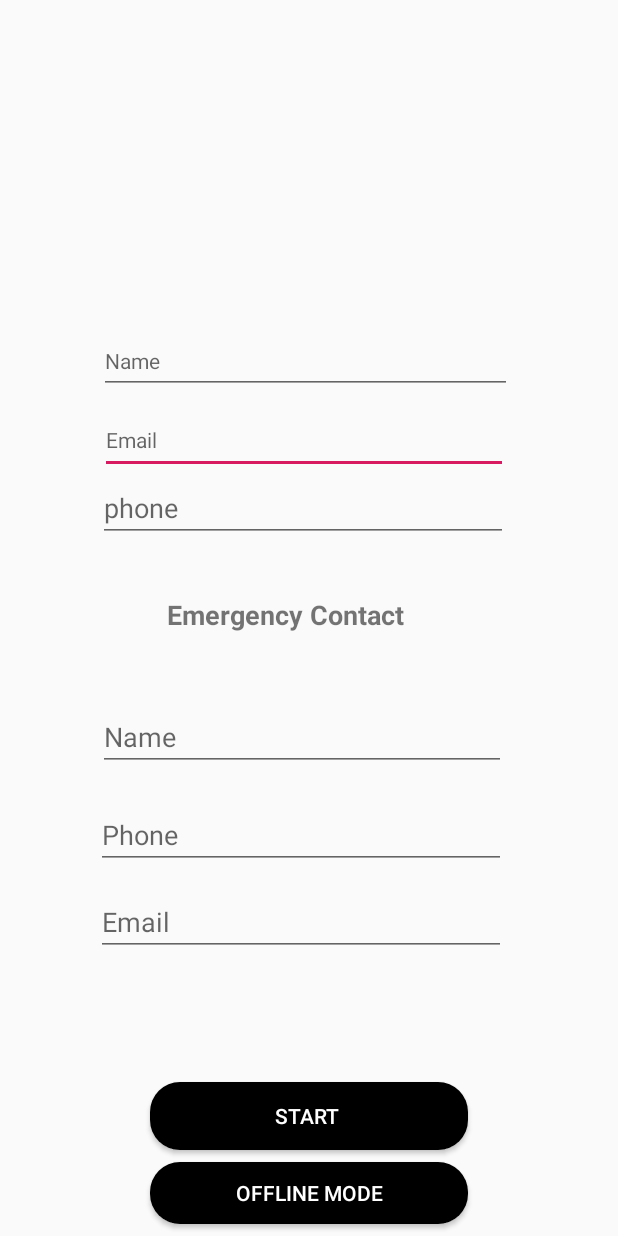
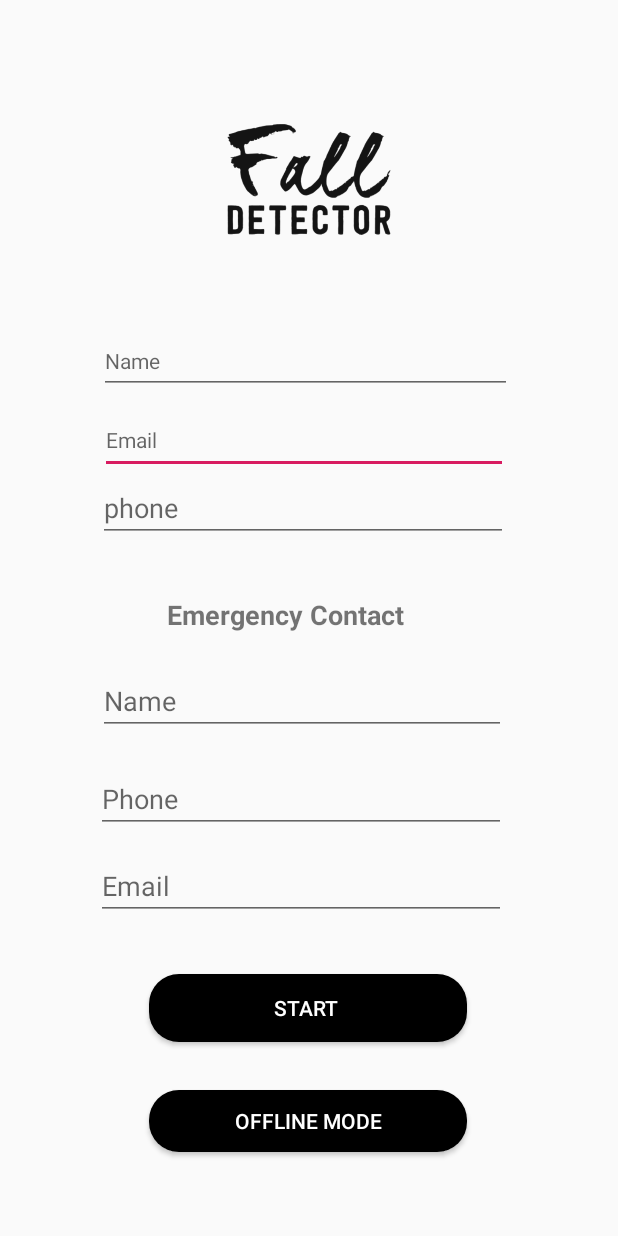
Before and after one commit to Tarun5678/HumanFallDetector, an Android app: the screen it shows after launch (MainActivity), after a tap on "START", on a phone screen of 412 x 824 dp. Run offline under Robolectric (Android 15) with nearby library versions, the phone set to English and light mode, and no system bars; our stand-ins replace Firebase (no records; nobody signed in at launch, a user with empty details on screens opened directly).

Commit message:
Added Alert feature

```diff
--- a/app/build.gradle
+++ b/app/build.gradle
@@ -37,5 +37,6 @@ dependencies {
     androidTestImplementation 'com.android.support.test:runner:1.0.2'
     androidTestImplementation 'com.android.support.test.espresso:espresso-core:3.0.2'
     implementation 'me.spark:submitbutton:1.0.1'
+    implementation 'com.google.android.gms:play-services-location:15.0.1'
 
 }
--- a/app/src/main/java/com/example/falldetector/MainActivity.java
+++ b/app/src/main/java/com/example/falldetector/MainActivity.java
@@ -15,18 +15,20 @@ import com.google.firebase.database.FirebaseDatabase;
 public class MainActivity extends AppCompatActivity {
     Button start, offlineMode;
     public static final String MY_PREFS_NAME = "myPreferences";
-    EditText name, email ,phone;
+    EditText name, email ,phone ,ecName,ecPhone,ecEmail;
     final String emailPattern = "[a-zA-Z0-9._-]+@[a-z]+\\.+[a-z]+";
     //DatabaseReference databaseReference;
     @Override
     protected void onCreate(Bundle savedInstanceState) {
         super.onCreate(savedInstanceState);
         setContentView(R.layout.activity_main);
-        //databaseReference = FirebaseDatabase.getInstance().getReference("sensorData");
         start = (Button) findViewById(R.id.submit);
         name = (EditText) findViewById(R.id.name);
         email = (EditText) findViewById(R.id.email);
         phone = (EditText) findViewById(R.id.phone);
+        ecName = (EditText)findViewById(R.id.ecName);
+        ecPhone = (EditText) findViewById(R.id.ecPhone);
+        ecEmail = (EditText) findViewById(R.id.ecEmail);
         start.setOnClickListener(new View.OnClickListener() {
             @Override
             public void onClick(View v) {
@@ -34,9 +36,15 @@ public class MainActivity extends AppCompatActivity {
                 String cName = name.getText().toString();
                 String email_ = email.getText().toString();
                 String mNumber = phone.getText().toString();
+                String eName = ecName.getText().toString();
+                String ePhone = ecPhone.getText().toString();
+                String eEmail = ecEmail.getText().toString();
                 editor.putString("Name", cName);
                 editor.putString("email", email_);
                 editor.putString("phone",mNumber);
+                editor.putString("E_name", eName);
+                editor.putString("E_email", eEmail);
+                editor.putString("E_phone",ePhone);
                 if (cName.matches("")) {
                     Toast toast_ = Toast.makeText(getApplicationContext(),
                             "Please enter your name",
@@ -53,6 +61,22 @@ public class MainActivity extends AppCompatActivity {
                             Toast.LENGTH_SHORT);
                     toast_.show();
                 }
+                else if (eName.matches("")) {
+                    Toast toast_ = Toast.makeText(getApplicationContext(),
+                            "Please enter emergency contact your name",
+                            Toast.LENGTH_SHORT);
+                    toast_.show();
+                } else if (eEmail == "" || !email_.matches(emailPattern)) {
+                    Toast toast_ = Toast.makeText(getApplicationContext(),
+                            "Enter valid email id",
+                            Toast.LENGTH_SHORT);
+                    toast_.show();
+                }else if(ePhone.matches("")){
+                    Toast toast_ = Toast.makeText(getApplicationContext(),
+                            "please provide emergency contact phone number",
+                            Toast.LENGTH_SHORT);
+                    toast_.show();
+                }
                 else {
                     editor.apply();
                     Toast toast_ = Toast.makeText(getApplicationContext(),
@@ -60,7 +84,11 @@ public class MainActivity extends AppCompatActivity {
                             Toast.LENGTH_SHORT);
                     toast_.show();
                     Intent mon = new Intent(MainActivity.this, Monitoring.class);
+                    mon.putExtra("EmergencyPhone", ePhone);
+                    mon.putExtra("EmergencyName", eName);
                     startActivity(mon);
+                    Toast.makeText(getApplicationContext(), ePhone,
+                            Toast.LENGTH_LONG).show();
                     Toast toast = Toast.makeText(getApplicationContext(),
                             "please place your phone in your pocket",
                             Toast.LENGTH_SHORT);
@@ -73,6 +101,9 @@ public class MainActivity extends AppCompatActivity {
             @Override
             public void onClick(View v) {
                 Intent mon = new Intent(MainActivity.this, Monitoring.class);
+//                Toast.makeText(getApplicationContext(),  ePhone,
+//                        Toast.LENGTH_LONG).show();
+//                mon.putExtra("Emergency", ePhone);
                 startActivity(mon);
             }
         });
--- a/app/src/main/res/layout/activity_main.xml
+++ b/app/src/main/res/layout/activity_main.xml
@@ -52,7 +52,7 @@
         android:layout_marginLeft="8dp"
         android:layout_marginEnd="8dp"
         android:layout_marginRight="8dp"
-        android:layout_marginBottom="8dp"
+        android:layout_marginBottom="32dp"
         android:background="@drawable/rounded_button"
         android:text="Start "
         android:textAllCaps="true"
@@ -60,6 +60,7 @@
         android:textSize="14sp"
         app:layout_constraintBottom_toTopOf="@+id/offlineMode"
         app:layout_constraintEnd_toEndOf="parent"
+        app:layout_constraintHorizontal_bias="0.497"
         app:layout_constraintStart_toStartOf="parent" />
 
     <Button
@@ -70,13 +71,14 @@
         android:layout_marginLeft="8dp"
         android:layout_marginEnd="8dp"
         android:layout_marginRight="8dp"
-        android:layout_marginBottom="8dp"
+        android:layout_marginBottom="56dp"
         android:background="@drawable/rounded_button"
         android:text="Offline Mode"
         android:textAllCaps="true"
         android:textColor="@color/textColor"
         app:layout_constraintBottom_toBottomOf="parent"
         app:layout_constraintEnd_toEndOf="parent"
+        app:layout_constraintHorizontal_bias="0.497"
         app:layout_constraintStart_toStartOf="parent" />
 
     <EditText
@@ -108,13 +110,13 @@
         android:ems="10"
         android:hint="Name"
         android:inputType="textPersonName"
-        app:layout_constraintBottom_toTopOf="@+id/ePhone"
+        app:layout_constraintBottom_toTopOf="@+id/ecPhone"
         app:layout_constraintEnd_toEndOf="parent"
         app:layout_constraintHorizontal_bias="0.463"
         app:layout_constraintStart_toStartOf="parent" />
 
     <EditText
-        android:id="@+id/ePhone"
+        android:id="@+id/ecPhone"
         android:layout_width="273dp"
         android:layout_height="wrap_content"
         android:layout_marginStart="8dp"
@@ -138,7 +140,7 @@
         android:layout_marginLeft="8dp"
         android:layout_marginEnd="8dp"
         android:layout_marginRight="8dp"
-        android:layout_marginBottom="36dp"
+        android:layout_marginBottom="12dp"
         android:text="Emergency Contact"
         android:textSize="18sp"
         android:textStyle="bold"
@@ -156,7 +158,7 @@
         android:layout_marginLeft="8dp"
         android:layout_marginEnd="8dp"
         android:layout_marginRight="8dp"
-        android:layout_marginBottom="84dp"
+        android:layout_marginBottom="36dp"
         android:ems="10"
         android:hint="Email"
         android:inputType="textEmailAddress"
@@ -165,5 +167,23 @@
         app:layout_constraintHorizontal_bias="0.459"
         app:layout_constraintStart_toStartOf="parent" />
 
+    <ImageView
+        android:id="@+id/imageView2"
+        android:layout_width="wrap_content"
+        android:layout_height="82dp"
+        android:layout_marginStart="8dp"
+        android:layout_marginLeft="8dp"
+        android:layout_marginTop="8dp"
+        android:layout_marginEnd="8dp"
+        android:layout_marginRight="8dp"
+        android:layout_marginBottom="8dp"
+        app:layout_constraintBottom_toTopOf="@+id/name"
+        app:layout_constraintEnd_toEndOf="parent"
+        app:layout_constraintHorizontal_bias="0.6"
+        app:layout_constraintStart_toStartOf="parent"
+        app:layout_constraintTop_toTopOf="parent"
+        app:layout_constraintVertical_bias="0.584"
+        app:srcCompat="@drawable/logo_burned" />
+
 
 </android.support.constraint.ConstraintLayout>
```
Also changed, not shown: app/src/main/AndroidManifest.xml (+7 -0 lines), app/src/main/java/com/example/falldetector/Monitoring.java (+98 -16 lines).
